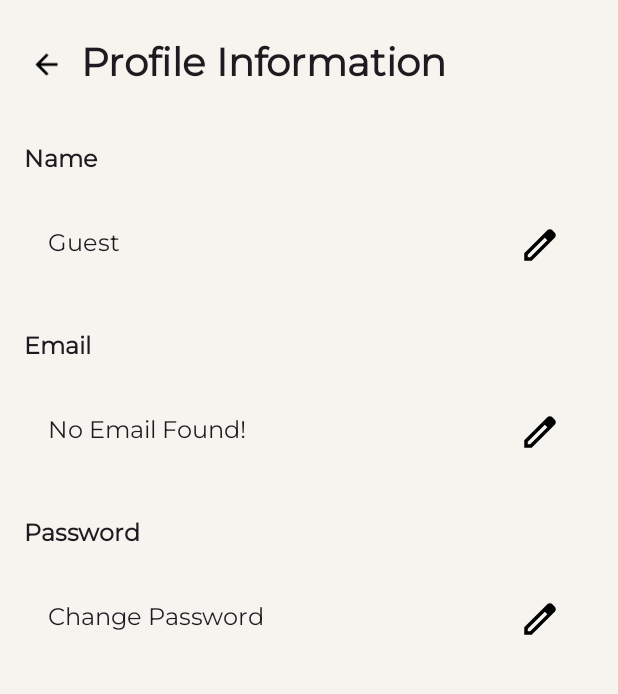
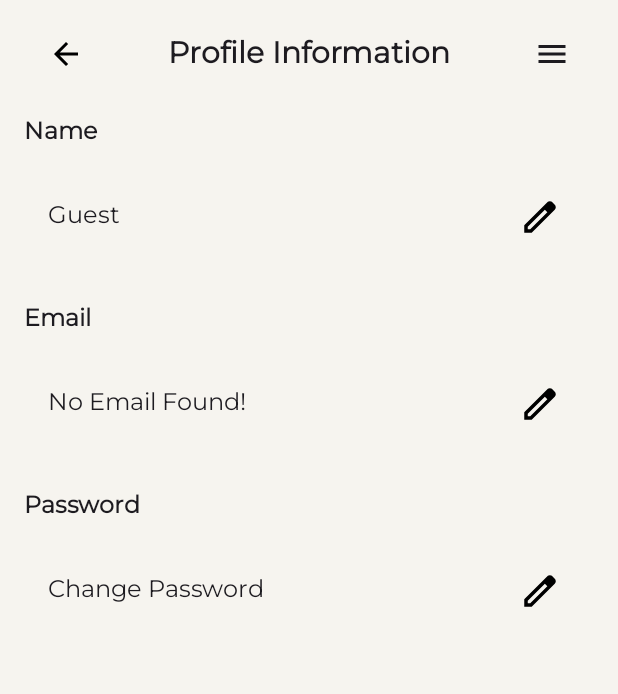
Before and after one commit to avrilalphonse/driving-buddy, an Android app: the ProfileFragment screen opened through its navigation route, on a phone screen of 412 x 824 dp, the part 96-790 px from its top. Run offline under Robolectric (Android 15) with nearby library versions, the phone set to English and light mode, and no system bars.

Commit message:
Add profile to settings menu

```diff
--- a/app/src/main/java/com/drivingbuddy/MainActivity.java
+++ b/app/src/main/java/com/drivingbuddy/MainActivity.java
@@ -12,6 +12,7 @@ import androidx.lifecycle.ViewModelProvider;
 import androidx.navigation.NavController;
 import androidx.navigation.NavDestination;
 import androidx.navigation.NavOptions;
+import androidx.navigation.Navigation;
 import androidx.navigation.fragment.NavHostFragment;
 import androidx.navigation.ui.NavigationUI;
 import androidx.appcompat.widget.Toolbar;
--- a/app/src/main/java/com/drivingbuddy/ProfileFragment.java
+++ b/app/src/main/java/com/drivingbuddy/ProfileFragment.java
@@ -2,8 +2,11 @@ package com.drivingbuddy;
 
 import android.os.Bundle;
 import android.view.LayoutInflater;
+import android.view.MenuInflater;
 import android.view.View;
 import android.view.ViewGroup;
+import android.widget.ImageButton;
+import android.widget.PopupMenu;
 import android.widget.TextView;
 
 import androidx.fragment.app.Fragment;
@@ -24,12 +27,37 @@ public class ProfileFragment extends Fragment {
     @Override
     public View onCreateView(LayoutInflater inflater, ViewGroup container,
                              Bundle savedInstanceState) {
-//        return inflater.inflate(R.layout.fragment_profile, container, false);
         View view = inflater.inflate(R.layout.fragment_profile, container, false);
 
-        View backButton = view.findViewById(R.id.back_button);
-        backButton.setOnClickListener(v -> {
-            Navigation.findNavController(v).popBackStack();
+        TextView title = view.findViewById(R.id.settings_toolbar_title);
+        title.setText(getString(R.string.profile_title));
+
+        ImageButton backBtn = view.findViewById(R.id.toolbar_back);
+        ImageButton menuBtn = view.findViewById(R.id.toolbar_menu);
+
+        backBtn.setOnClickListener(v -> Navigation.findNavController(view).navigate(R.id.settingsFragment));
+        menuBtn.setOnClickListener(v -> {
+            PopupMenu popup = new PopupMenu(requireContext(), menuBtn);
+            MenuInflater menuInflater = popup.getMenuInflater();
+            menuInflater.inflate(R.menu.settings_menu, popup.getMenu());
+            popup.setOnMenuItemClickListener(item -> {
+                int id = item.getItemId();
+                if (id == R.id.menu_profile) {
+                    return true;
+                } else if (id == R.id.menu_notif) {
+                    Navigation.findNavController(view).navigate(R.id.notificationsFragment);
+                    return true;
+                } else if (id == R.id.menu_perms) {
+                    Navigation.findNavController(view).navigate(R.id.termsFragment);
+                    return true;
+                } else if (id == R.id.menu_data_collection) {
+                    Navigation.findNavController(view).navigate(R.id.dataCollectionFragment);
+                    return true;
+                } else {
+                    return false;
+                }
+            });
+            popup.show();
         });
 
         String userName = authViewModel.getUserName();
@@ -40,13 +68,12 @@ public class ProfileFragment extends Fragment {
 
         if (userName != null && !userName.isEmpty()) {
             name_text.setText(userName);
-
         } else {
             name_text.setText("Guest");
         }
+
         if (userEmail != null && !userEmail.isEmpty()) {
             email_text.setText(userEmail);
-
         } else {
             email_text.setText("No Email Found!");
         }
--- a/app/src/main/java/com/drivingbuddy/ui/settings/DataCollectionFragment.java
+++ b/app/src/main/java/com/drivingbuddy/ui/settings/DataCollectionFragment.java
@@ -45,6 +45,9 @@ public class DataCollectionFragment extends Fragment {
                 } else if (id == R.id.menu_perms) {
                     Navigation.findNavController(view).navigate(R.id.termsFragment);
                     return true;
+                } else if (id == R.id.menu_profile) {
+                    Navigation.findNavController(view).navigate(R.id.profileFragment);
+                    return true;
                 } else {
                     return false;
                 }
--- a/app/src/main/java/com/drivingbuddy/ui/settings/NotificationsFragment.java
+++ b/app/src/main/java/com/drivingbuddy/ui/settings/NotificationsFragment.java
@@ -46,6 +46,9 @@ public class NotificationsFragment extends Fragment {
                 } else if (id == R.id.menu_perms) {
                     Navigation.findNavController(view).navigate(R.id.termsFragment);
                     return true;
+                } else if (id == R.id.menu_profile) {
+                    Navigation.findNavController(view).navigate(R.id.profileFragment);
+                    return true;
                 } else {
                     return false;
                 }
--- a/app/src/main/java/com/drivingbuddy/ui/settings/TermsFragment.java
+++ b/app/src/main/java/com/drivingbuddy/ui/settings/TermsFragment.java
@@ -92,6 +92,9 @@ public class TermsFragment extends androidx.fragment.app.Fragment {
                 } else if (id == R.id.menu_notif) {
                     Navigation.findNavController(view).navigate(R.id.notificationsFragment);
                     return true;
+                } else if (id == R.id.menu_profile) {
+                    Navigation.findNavController(view).navigate(R.id.profileFragment);
+                    return true;
                 } else {
                     return false;
                 }
--- a/app/src/main/res/layout/fragment_profile.xml
+++ b/app/src/main/res/layout/fragment_profile.xml
@@ -13,40 +13,21 @@
         android:orientation="vertical"
         android:padding="16dp">
 
-        <LinearLayout
+        <include
+            android:id="@+id/profile_toolbar"
+            layout="@layout/settings_toolbar"
             android:layout_width="match_parent"
             android:layout_height="wrap_content"
-            android:orientation="horizontal"
-            android:gravity="center_vertical"
-            android:layout_marginBottom="24dp">
-
-            <ImageView
-                android:id="@+id/back_button"
-                android:src="@drawable/ic_back_arrow"
-                android:layout_width="30dp"
-                android:layout_height="30dp"
-                android:padding="4dp"
-                android:clickable="true"
-                android:focusable="true"
-                android:background="?attr/selectableItemBackgroundBorderless"
-                android:contentDescription="Back" />
-
-            <TextView
-                android:id="@+id/profile_title"
-                android:layout_width="wrap_content"
-                android:layout_height="wrap_content"
-                android:text="Profile Information"
-                android:textColor="?attr/colorOnBackground"
-                android:textStyle="bold"
-                android:padding="8dp"
-                android:textSize="26sp" />
-        </LinearLayout>
+            app:layout_constraintTop_toTopOf="parent"
+            app:layout_constraintStart_toStartOf="parent"
+            app:layout_constraintEnd_toEndOf="parent" />
 
         <!-- Name Section -->
         <LinearLayout
             android:layout_width="match_parent"
             android:layout_height="wrap_content"
             android:orientation="vertical"
+            android:layout_marginTop="20dp"
             android:layout_marginBottom="20dp">
 
             <TextView
--- a/app/src/main/res/menu/settings_menu.xml
+++ b/app/src/main/res/menu/settings_menu.xml
@@ -1,6 +1,9 @@
 <?xml version="1.0" encoding="utf-8"?>
 <menu xmlns:android="http://schemas.android.com/apk/res/android">
 
+    <item
+        android:id="@+id/menu_profile"
+        android:title="@string/profile_title" />
     <item
         android:id="@+id/menu_data_collection"
         android:title="@string/privacy_title" />
--- a/app/src/main/res/navigation/nav_graph.xml
+++ b/app/src/main/res/navigation/nav_graph.xml
@@ -24,17 +24,12 @@
         android:id="@+id/settingsFragment"
         android:name="com.drivingbuddy.ui.settings.SettingsFragment"
         android:label="Settings">
-        <action
-            android:id="@+id/action_settings_to_profile"
-            app:destination="@+id/profileFragment" />
     </fragment>
 
     <fragment
         android:id="@+id/profileFragment"
         android:name="com.drivingbuddy.ProfileFragment"
-        android:label="Profile"
-        tools:layout="@layout/fragment_profile">
-    </fragment>
+        android:label="Profile" />
 
     <fragment
         android:id="@+id/loginFragment"
--- a/app/src/main/res/values/strings.xml
+++ b/app/src/main/res/values/strings.xml
@@ -22,6 +22,8 @@
     </string-array>
     <string name="goal_card">Goal Title</string>
 
+    <string name="profile_title">Profile Information</string>
+
     <string name="privacy_title">Data Collection/Privacy</string>
     <string name="how_we_detect">How We Detect Driving Events</string>
     <string name="back_arrow">Back</string>
```
Also changed, not shown: app/src/main/java/com/drivingbuddy/ui/settings/SettingsFragment.java (+2 -41 lines).
